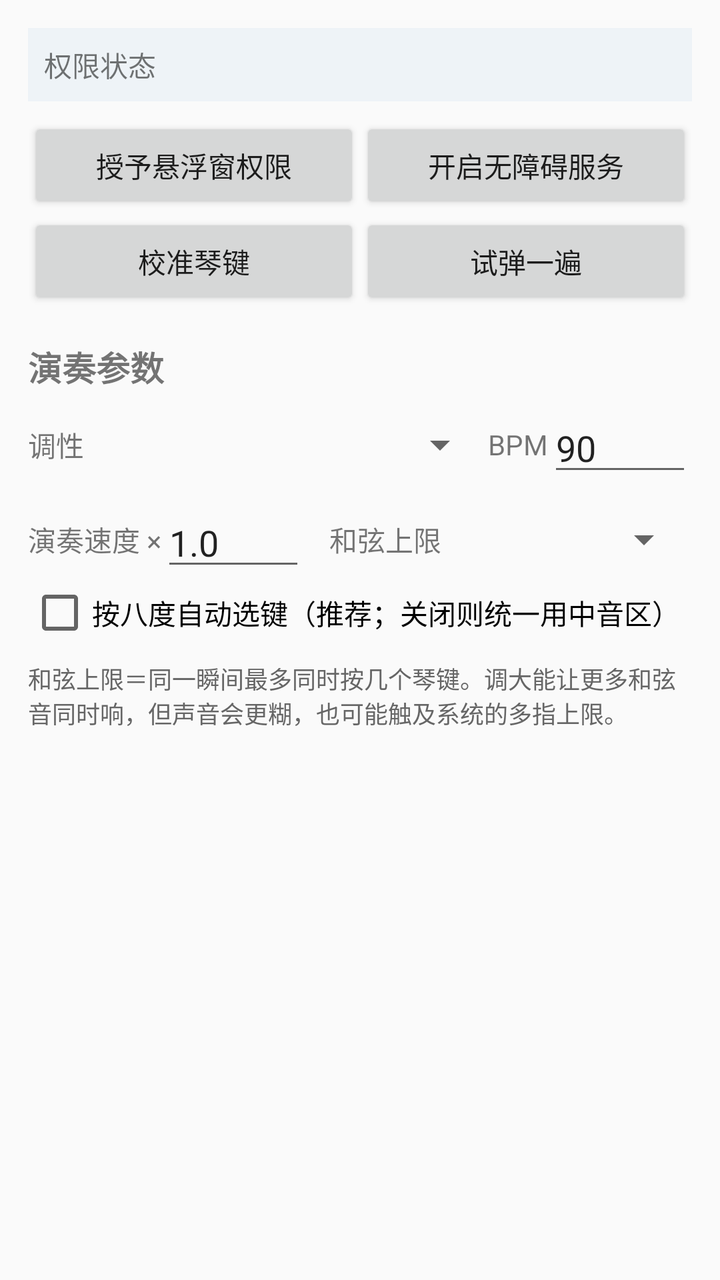
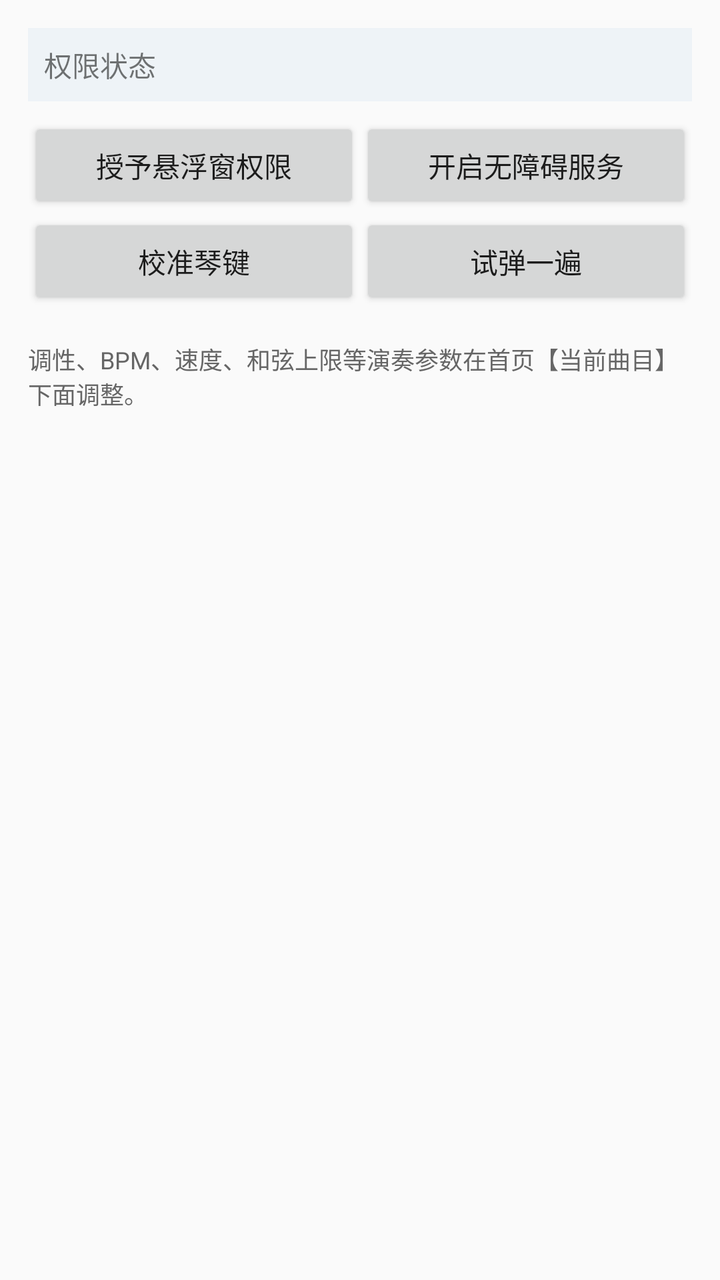

Two renders of the same Android screen: before a commit and after it. Below are the layout's source before the change and the commit's diff.
<!-- AndroidManifest.xml: application theme android:Theme.Material.Light.DarkActionBar -->
<!-- res/layout/activity_settings.xml -->
<?xml version="1.0" encoding="utf-8"?>
<ScrollView xmlns:android="http://schemas.android.com/apk/res/android"
    android:layout_width="match_parent"
    android:layout_height="match_parent"
    android:fillViewport="true">

    <LinearLayout
        android:layout_width="match_parent"
        android:layout_height="wrap_content"
        android:orientation="vertical"
        android:padding="14dp">

        <TextView
            android:id="@+id/tv_perms"
            android:layout_width="match_parent"
            android:layout_height="wrap_content"
            android:background="#EEF3F7"
            android:padding="8dp"
            android:textSize="14sp"
            android:text="权限状态" />

        <LinearLayout
            android:layout_width="match_parent"
            android:layout_height="wrap_content"
            android:layout_marginTop="8dp"
            android:orientation="horizontal">

            <Button
                android:id="@+id/btn_overlay"
                android:layout_width="0dp"
                android:layout_height="wrap_content"
                android:layout_weight="1"
                android:text="授予悬浮窗权限" />

            <Button
                android:id="@+id/btn_access"
                android:layout_width="0dp"
                android:layout_height="wrap_content"
                android:layout_weight="1"
                android:text="开启无障碍服务" />
        </LinearLayout>

        <LinearLayout
            android:layout_width="match_parent"
            android:layout_height="wrap_content"
            android:orientation="horizontal">

            <Button
                android:id="@+id/btn_calibrate"
                android:layout_width="0dp"
                android:layout_height="wrap_content"
                android:layout_weight="1"
                android:text="校准琴键" />

            <Button
                android:id="@+id/btn_test"
                android:layout_width="0dp"
                android:layout_height="wrap_content"
                android:layout_weight="1"
                android:text="试弹一遍" />
        </LinearLayout>

        <TextView
            android:layout_width="match_parent"
            android:layout_height="wrap_content"
            android:layout_marginTop="16dp"
            android:text="演奏参数"
            android:textSize="17sp"
            android:textStyle="bold" />

        <LinearLayout
            android:layout_width="match_parent"
            android:layout_height="wrap_content"
            android:layout_marginTop="6dp"
            android:gravity="center_vertical"
            android:orientation="horizontal">

            <TextView
                android:layout_width="wrap_content"
                android:layout_height="wrap_content"
                android:text="调性" />

            <Spinner
                android:id="@+id/sp_key"
                android:layout_width="0dp"
                android:layout_height="wrap_content"
                android:layout_weight="1" />

            <TextView
                android:layout_width="wrap_content"
                android:layout_height="wrap_content"
                android:text="BPM" />

            <EditText
                android:id="@+id/et_bpm"
                android:layout_width="72dp"
                android:layout_height="wrap_content"
                android:inputType="number"
                android:text="90" />
        </LinearLayout>

        <LinearLayout
            android:layout_width="match_parent"
            android:layout_height="wrap_content"
            android:layout_marginTop="6dp"
            android:gravity="center_vertical"
            android:orientation="horizontal">

            <TextView
                android:layout_width="wrap_content"
                android:layout_height="wrap_content"
                android:text="演奏速度 ×" />

            <EditText
                android:id="@+id/et_speed"
                android:layout_width="72dp"
                android:layout_height="wrap_content"
                android:inputType="numberDecimal"
                android:text="1.0" />

            <TextView
                android:layout_width="wrap_content"
                android:layout_height="wrap_content"
                android:layout_marginStart="12dp"
                android:text="和弦上限" />

            <Spinner
                android:id="@+id/sp_chord"
                android:layout_width="0dp"
                android:layout_height="wrap_content"
                android:layout_weight="1" />
        </LinearLayout>

        <CheckBox
            android:id="@+id/cb_zero"
            android:layout_width="match_parent"
            android:layout_height="wrap_content"
            android:text="按八度自动选键（推荐；关闭则统一用中音区）" />

        <TextView
            android:layout_width="match_parent"
            android:layout_height="wrap_content"
            android:layout_marginTop="8dp"
            android:textSize="12sp"
            android:text="和弦上限＝同一瞬间最多同时按几个琴键。调大能让更多和弦音同时响，但声音会更糊，也可能触及系统的多指上限。"
            android:textColor="#666666" />
    </LinearLayout>
</ScrollView>
<!-- resources referenced by this layout -->
<resources>

</resources>

<!-- the commit's change to res/layout/activity_settings.xml (unified diff, before → after) -->
@@ -64,85 +64,8 @@
             android:layout_width="match_parent"
             android:layout_height="wrap_content"
             android:layout_marginTop="16dp"
-            android:text="演奏参数"
-            android:textSize="17sp"
-            android:textStyle="bold" />
-
-        <LinearLayout
-            android:layout_width="match_parent"
-            android:layout_height="wrap_content"
-            android:layout_marginTop="6dp"
-            android:gravity="center_vertical"
-            android:orientation="horizontal">
-
-            <TextView
-                android:layout_width="wrap_content"
-                android:layout_height="wrap_content"
-                android:text="调性" />
-
-            <Spinner
-                android:id="@+id/sp_key"
-                android:layout_width="0dp"
-                android:layout_height="wrap_content"
-                android:layout_weight="1" />
-
-            <TextView
-                android:layout_width="wrap_content"
-                android:layout_height="wrap_content"
-                android:text="BPM" />
-
-            <EditText
-                android:id="@+id/et_bpm"
-                android:layout_width="72dp"
-                android:layout_height="wrap_content"
-                android:inputType="number"
-                android:text="90" />
-        </LinearLayout>
-
-        <LinearLayout
-            android:layout_width="match_parent"
-            android:layout_height="wrap_content"
-            android:layout_marginTop="6dp"
-            android:gravity="center_vertical"
-            android:orientation="horizontal">
-
-            <TextView
-                android:layout_width="wrap_content"
-                android:layout_height="wrap_content"
-                android:text="演奏速度 ×" />
-
-            <EditText
-                android:id="@+id/et_speed"
-                android:layout_width="72dp"
-                android:layout_height="wrap_content"
-                android:inputType="numberDecimal"
-                android:text="1.0" />
-
-            <TextView
-                android:layout_width="wrap_content"
-                android:layout_height="wrap_content"
-                android:layout_marginStart="12dp"
-                android:text="和弦上限" />
-
-            <Spinner
-                android:id="@+id/sp_chord"
-                android:layout_width="0dp"
-                android:layout_height="wrap_content"
-                android:layout_weight="1" />
-        </LinearLayout>
-
-        <CheckBox
-            android:id="@+id/cb_zero"
-            android:layout_width="match_parent"
-            android:layout_height="wrap_content"
-            android:text="按八度自动选键（推荐；关闭则统一用中音区）" />
-
-        <TextView
-            android:layout_width="match_parent"
-            android:layout_height="wrap_content"
-            android:layout_marginTop="8dp"
             android:textSize="12sp"
-            android:text="和弦上限＝同一瞬间最多同时按几个琴键。调大能让更多和弦音同时响，但声音会更糊，也可能触及系统的多指上限。"
-            android:textColor="#666666" />
+            android:textColor="#666666"
+            android:text="调性、BPM、速度、和弦上限等演奏参数在首页【当前曲目】下面调整。" />
     </LinearLayout>
 </ScrollView>
